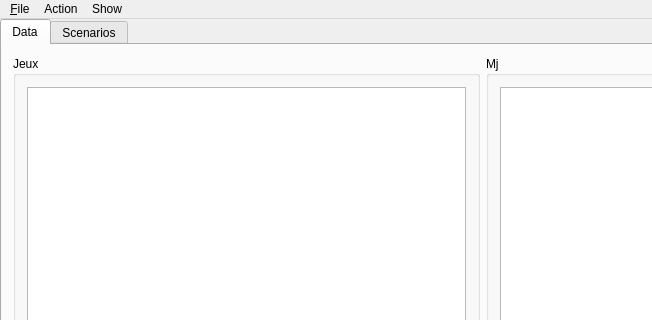
Above: mainwindow.ui from obiwankennedy/rcm before the change; both pictures show x 0 to 652 and y 0 to 320 of the 966 by 694 pixel window. Below: the same form after it.
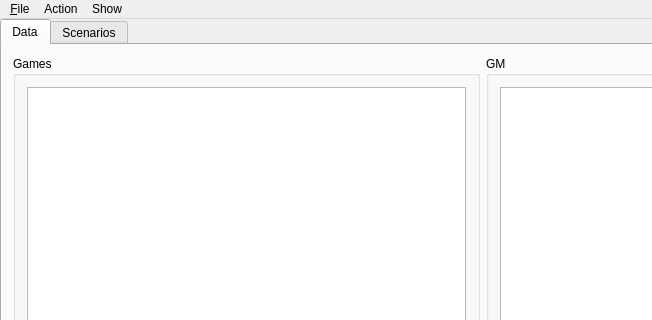
That is the form after the change. The open tabs and pages were chosen to show the change.

```diff
--- a/mainwindow.ui
+++ b/mainwindow.ui
@@ -34,7 +34,7 @@
         <item>
          <widget class="QGroupBox" name="groupBox_2">
           <property name="title">
-           <string>Jeux</string>
+           <string>Games</string>
           </property>
           <layout class="QVBoxLayout" name="verticalLayout">
            <item>
@@ -77,7 +77,7 @@
         <item>
          <widget class="QGroupBox" name="groupBox_3">
           <property name="title">
-           <string>Mj</string>
+           <string>GM</string>
           </property>
           <layout class="QVBoxLayout" name="verticalLayout_2">
            <item>
```
Left out of the diff: 13 changed lines with no effect on the pictures.
